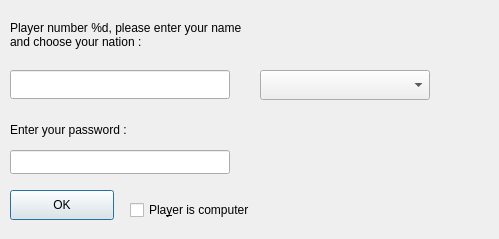
First picture: the form in ksirk/Dialogs/qplayersetupdialog.ui, repository KDE/ksirk, before the edit.
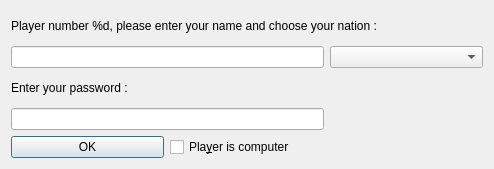
Second picture: the form after the edit. Icons and pictures are not drawn.

Commit message: the dialog is still a bit ugly, but much better having a top level layout than not having one

The edit to the form file:
```diff
--- a/ksirk/Dialogs/qplayersetupdialog.ui
+++ b/ksirk/Dialogs/qplayersetupdialog.ui
@@ -5,83 +5,32 @@
    <rect>
     <x>0</x>
     <y>0</y>
-    <width>499</width>
-    <height>239</height>
+    <width>494</width>
+    <height>169</height>
    </rect>
   </property>
   <property name="windowTitle" >
    <string>Player setup</string>
   </property>
-  <property name="windowIcon" >
-   <iconset/>
-  </property>
-  <widget class="QComboBox" name="nationCombo" >
-   <property name="geometry" >
-    <rect>
-     <x>260</x>
-     <y>70</y>
-     <width>170</width>
-     <height>30</height>
-    </rect>
-   </property>
-   <property name="toolTip" >
-    <string>Choose your nation</string>
-   </property>
-   <property name="whatsThis" >
-    <string>A combo box that lists currently available nations.
-Choose one of them. It will be your nation during the game</string>
-   </property>
-   <property name="duplicatesEnabled" >
-    <bool>false</bool>
-   </property>
-  </widget>
+  <layout class="QGridLayout" >
+   <item row="0" column="0" colspan="3" >
   <widget class="QLabel" name="TextLabel1" >
-   <property name="geometry" >
-    <rect>
-     <x>10</x>
-     <y>10</y>
-     <width>424</width>
-     <height>51</height>
-    </rect>
-   </property>
    <property name="frameShape" >
     <enum>QFrame::NoFrame</enum>
    </property>
    <property name="text" >
-    <string>Player number %d, please enter your name&lt;br>and choose your nation :</string>
+      <string>Player number %d, please enter your name and choose your nation :</string>
    </property>
    <property name="wordWrap" >
-    <bool>false</bool>
+      <bool>true</bool>
    </property>
    <property name="buddy" >
     <cstring></cstring>
    </property>
   </widget>
-  <widget class="QCheckBox" name="CheckBox1" >
-   <property name="geometry" >
-    <rect>
-     <x>130</x>
-     <y>200</y>
-     <width>300</width>
-     <height>20</height>
-    </rect>
-   </property>
-   <property name="text" >
-    <string>Pla&amp;yer is computer</string>
-   </property>
-   <property name="shortcut" >
-    <string>Alt+Y</string>
-   </property>
-  </widget>
+   </item>
+   <item row="1" column="0" colspan="2" >
   <widget class="QLineEdit" name="LineEdit2" >
-   <property name="geometry" >
-    <rect>
-     <x>10</x>
-     <y>70</y>
-     <width>220</width>
-     <height>29</height>
-    </rect>
-   </property>
    <property name="text" >
     <string/>
    </property>
@@ -92,15 +41,23 @@
     <set>Qt::AlignLeading</set>
    </property>
   </widget>
+   </item>
+   <item row="1" column="2" >
+    <widget class="QComboBox" name="nationCombo" >
+     <property name="toolTip" >
+      <string>Choose your nation</string>
+     </property>
+     <property name="whatsThis" >
+      <string>A combo box that lists currently available nations.
+Choose one of them. It will be your nation during the game</string>
+     </property>
+     <property name="duplicatesEnabled" >
+      <bool>false</bool>
+     </property>
+    </widget>
+   </item>
+   <item row="2" column="0" colspan="2" >
   <widget class="QLabel" name="passwordLabel" >
-   <property name="geometry" >
-    <rect>
-     <x>10</x>
-     <y>120</y>
-     <width>220</width>
-     <height>20</height>
-    </rect>
-   </property>
    <property name="text" >
     <string>Enter your password :</string>
    </property>
@@ -108,31 +65,12 @@
     <bool>false</bool>
    </property>
   </widget>
-  <widget class="QPushButton" name="PushButton1" >
-   <property name="geometry" >
-    <rect>
-     <x>10</x>
-     <y>190</y>
-     <width>104</width>
-     <height>30</height>
-    </rect>
-   </property>
-   <property name="text" >
-    <string>OK</string>
-   </property>
-  </widget>
+   </item>
+   <item row="3" column="0" colspan="2" >
   <widget class="QLineEdit" name="passwordEdit" >
    <property name="enabled" >
     <bool>true</bool>
    </property>
-   <property name="geometry" >
-    <rect>
-     <x>10</x>
-     <y>150</y>
-     <width>220</width>
-     <height>24</height>
-    </rect>
-   </property>
    <property name="maxLength" >
     <number>8</number>
    </property>
@@ -140,6 +78,25 @@
     <enum>QLineEdit::Password</enum>
    </property>
   </widget>
+   </item>
+   <item row="4" column="0" >
+    <widget class="QPushButton" name="PushButton1" >
+     <property name="text" >
+      <string>OK</string>
+     </property>
+    </widget>
+   </item>
+   <item row="4" column="1" colspan="2" >
+    <widget class="QCheckBox" name="CheckBox1" >
+     <property name="text" >
+      <string>Pla&amp;yer is computer</string>
+     </property>
+     <property name="shortcut" >
+      <string>Alt+Y</string>
+     </property>
+    </widget>
+   </item>
+  </layout>
  </widget>
  <layoutdefault spacing="6" margin="11" />
  <tabstops>
```
Lines whose indentation alone changed are shown as unchanged.
